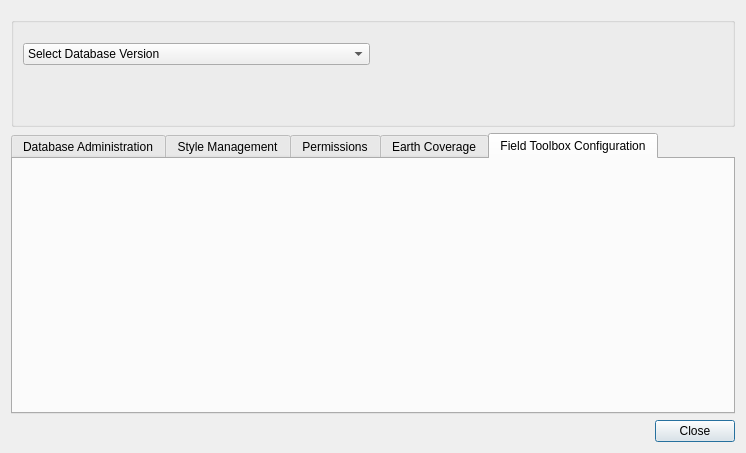
The window that gui/ServerTools/batchDbManager.ui (dsgoficial/DsgTools) describes before a commit, drawn with Qt 5.
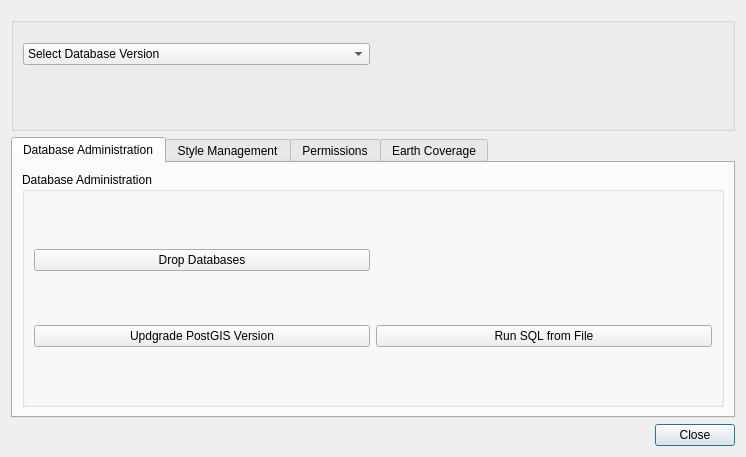
The same window after the commit. The open tabs and pages were chosen to show the change. Custom widgets are drawn as their Qt base class.

Commit message:
Dev refactor classify tool (#496)
Refactor da ferramenta de classificação.

Patch:
```diff
--- a/gui/ServerTools/batchDbManager.ui
+++ b/gui/ServerTools/batchDbManager.ui
@@ -7,7 +7,7 @@
     <x>0</x>
     <y>0</y>
     <width>746</width>
-    <height>453</height>
+    <height>457</height>
    </rect>
   </property>
   <property name="sizePolicy">
@@ -372,16 +372,6 @@
        </item>
       </layout>
      </widget>
-     <widget class="QWidget" name="tab_2">
-      <attribute name="title">
-       <string>Field Toolbox Configuration</string>
-      </attribute>
-      <layout class="QGridLayout" name="gridLayout_14">
-       <item row="0" column="0">
-        <widget class="FieldToolBoxConfigManagerWidget" name="fieldToolBoxConfigManagerWidget" native="true"/>
-       </item>
-      </layout>
-     </widget>
     </widget>
    </item>
   </layout>
@@ -417,12 +407,6 @@
    <header>DsgTools.gui.CustomWidgets.DatabasePropertiesWidgets.BasicPropertyWidgets.earthCoverageManagerWidget.h</header>
    <container>1</container>
   </customwidget>
-  <customwidget>
-   <class>FieldToolBoxConfigManagerWidget</class>
-   <extends>QWidget</extends>
-   <header>DsgTools.gui.CustomWidgets.DatabasePropertiesWidgets.BasicPropertyWidgets.fieldToolBoxConfigManagerWidget.h</header>
-   <container>1</container>
-  </customwidget>
  </customwidgets>
  <resources/>
  <connections/>
```
Left out of the diff: 2 changed lines with no effect on the pictures. The commit also changes 44 other files.
